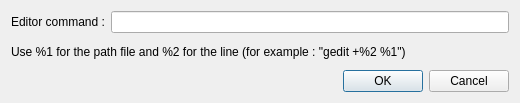
Qt form source/OptionWindow.ui (DelphinPETER/TranslationTools) before a commit.
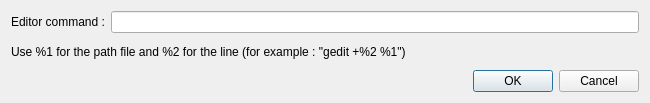
The same form after that commit.

Diff of the .ui file:
```diff
--- a/source/OptionWindow.ui
+++ b/source/OptionWindow.ui
@@ -23,12 +23,12 @@
    <rect>
     <x>0</x>
     <y>0</y>
-    <width>520</width>
+    <width>650</width>
     <height>103</height>
    </rect>
   </property>
   <property name="sizePolicy">
-   <sizepolicy hsizetype="Preferred" vsizetype="Preferred">
+   <sizepolicy hsizetype="MinimumExpanding" vsizetype="MinimumExpanding">
     <horstretch>0</horstretch>
     <verstretch>0</verstretch>
    </sizepolicy>
@@ -47,7 +47,11 @@
       </widget>
      </item>
      <item>
-      <widget class="QLineEdit" name="lineEdit_EditorCommand"/>
+      <widget class="QLineEdit" name="lineEdit_EditorCommand">
+       <property name="text">
+        <string notr="true"/>
+       </property>
+      </widget>
      </item>
     </layout>
    </item>
```
Left out of the diff: 14 changed lines with no effect on the pictures.
